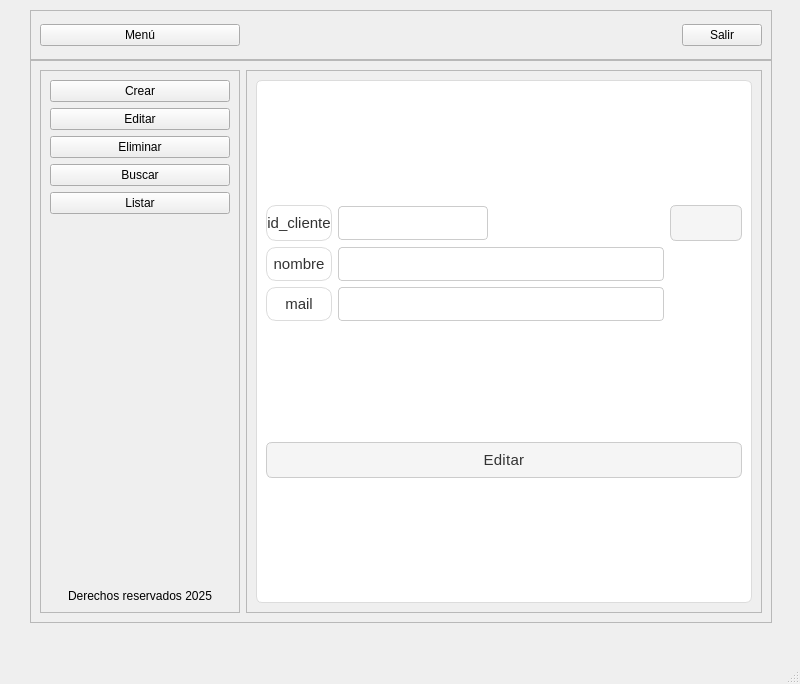
javieralejan2005/Cru-jabi-, file ui/clientes_ui.ui: the form before one commit.
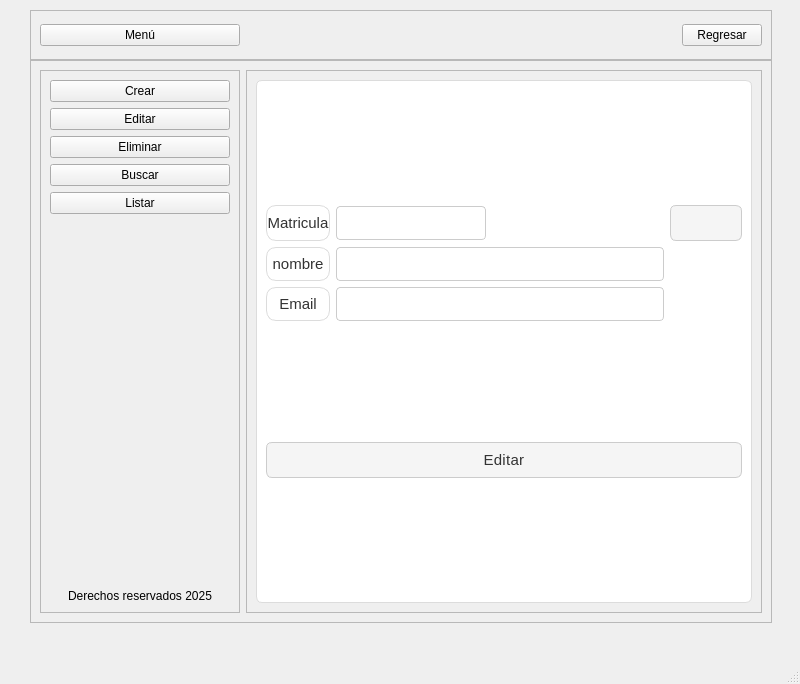
The form after the commit. The open tabs and pages were chosen to show the change. Icons and pictures are not drawn.

Diff of the .ui file:
```diff
--- a/ui/clientes_ui.ui
+++ b/ui/clientes_ui.ui
@@ -101,7 +101,7 @@
      <item>
       <widget class="QPushButton" name="boton_salir">
        <property name="text">
-        <string>Salir</string>
+        <string>Regresar</string>
        </property>
        <property name="icon">
         <iconset>
@@ -750,7 +750,7 @@
                  <enum>Qt::LeftToRight</enum>
                 </property>
                 <property name="text">
-                 <string>id_cliente</string>
+                 <string>Matricula</string>
                 </property>
                 <property name="alignment">
                  <set>Qt::AlignCenter</set>
@@ -763,7 +763,7 @@
               <item row="2" column="0">
                <widget class="QLabel" name="label_9">
                 <property name="text">
-                 <string>mail</string>
+                 <string>Email</string>
                 </property>
                 <property name="alignment">
                  <set>Qt::AlignCenter</set>
```
Left out of the diff: 16 changed lines with no effect on the pictures.
